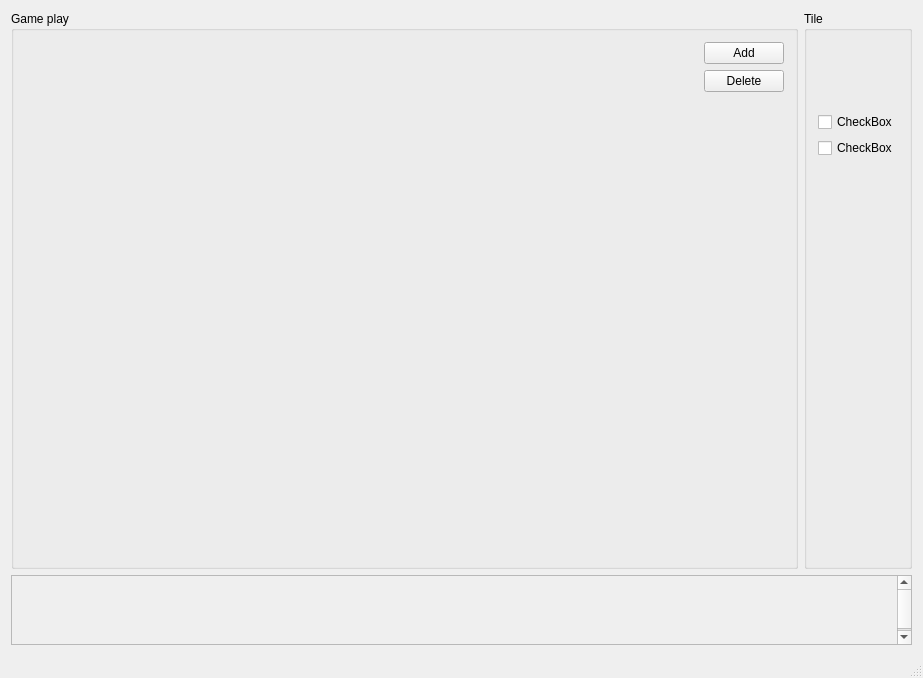
Qt form levelEdit/CMainWindow.ui (clebail/tilegame) before a commit.
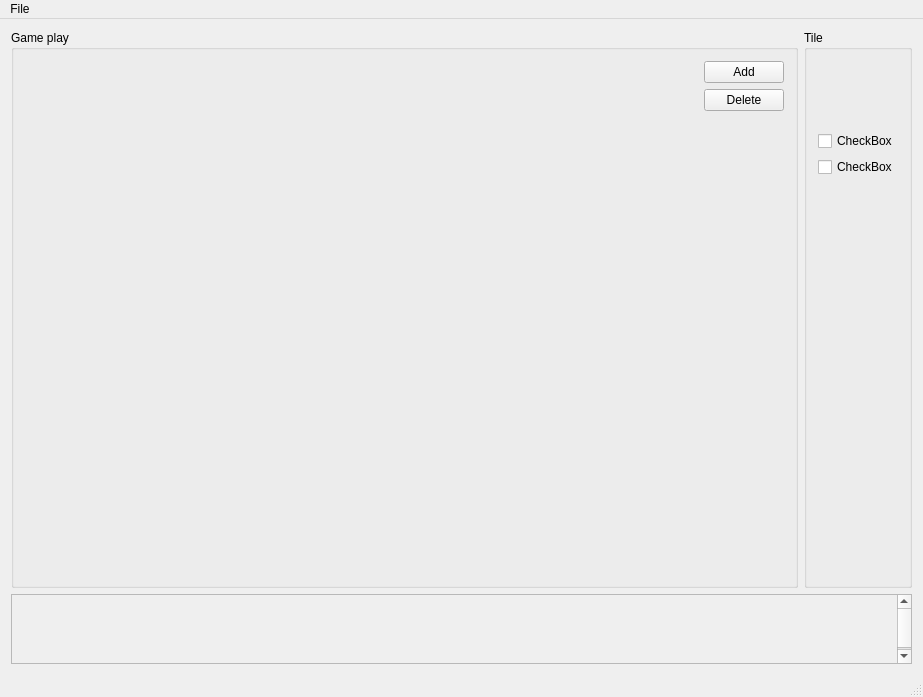
The same form after that commit. Icons and pictures are not drawn. Custom widgets are drawn as their Qt base class.

```diff
--- a/levelEdit/CMainWindow.ui
+++ b/levelEdit/CMainWindow.ui
@@ -6,8 +6,8 @@
    <rect>
     <x>0</x>
     <y>0</y>
-    <width>896</width>
-    <height>655</height>
+    <width>901</width>
+    <height>682</height>
    </rect>
   </property>
   <property name="windowTitle">
@@ -304,10 +304,21 @@
     <rect>
      <x>0</x>
      <y>0</y>
-     <width>896</width>
-     <height>29</height>
+     <width>901</width>
+     <height>18</height>
     </rect>
    </property>
+   <widget class="QMenu" name="menuFile">
+    <property name="title">
+     <string>File</string>
+    </property>
+    <addaction name="actOpen"/>
+    <addaction name="actSave"/>
+    <addaction name="actSaveAs"/>
+    <addaction name="separator"/>
+    <addaction name="actQuit"/>
+   </widget>
+   <addaction name="menuFile"/>
   </widget>
   <widget class="QStatusBar" name="statusBar">
    <property name="styleSheet">
```
Left out of the diff: 20 changed lines with no effect on the pictures.
